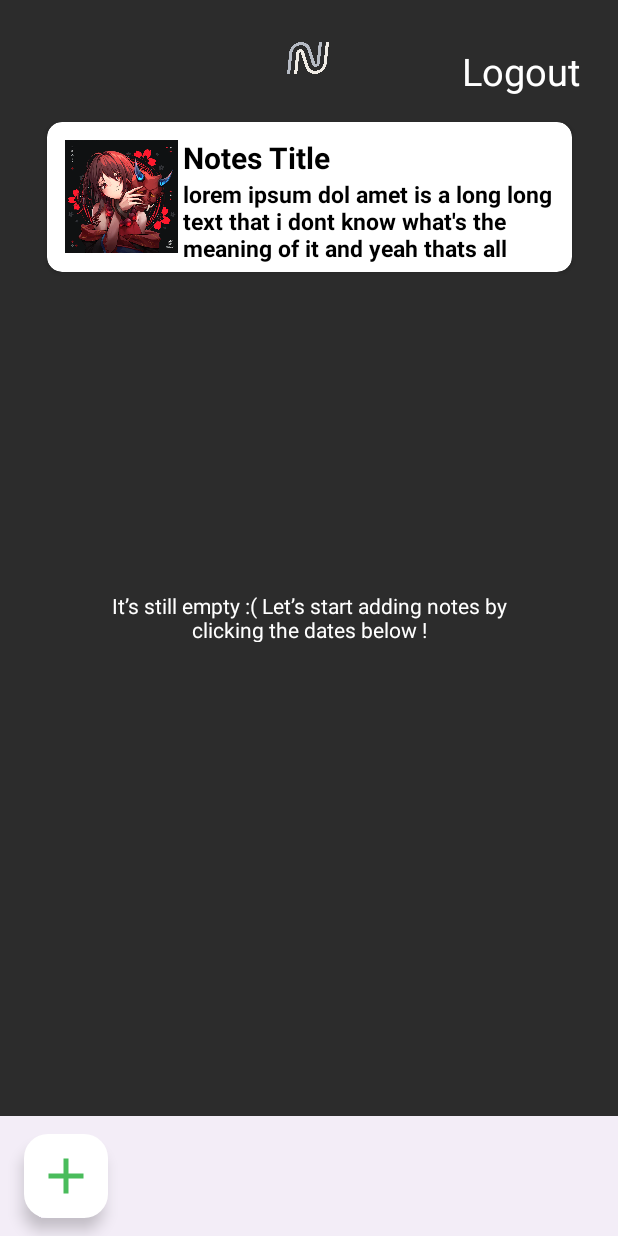
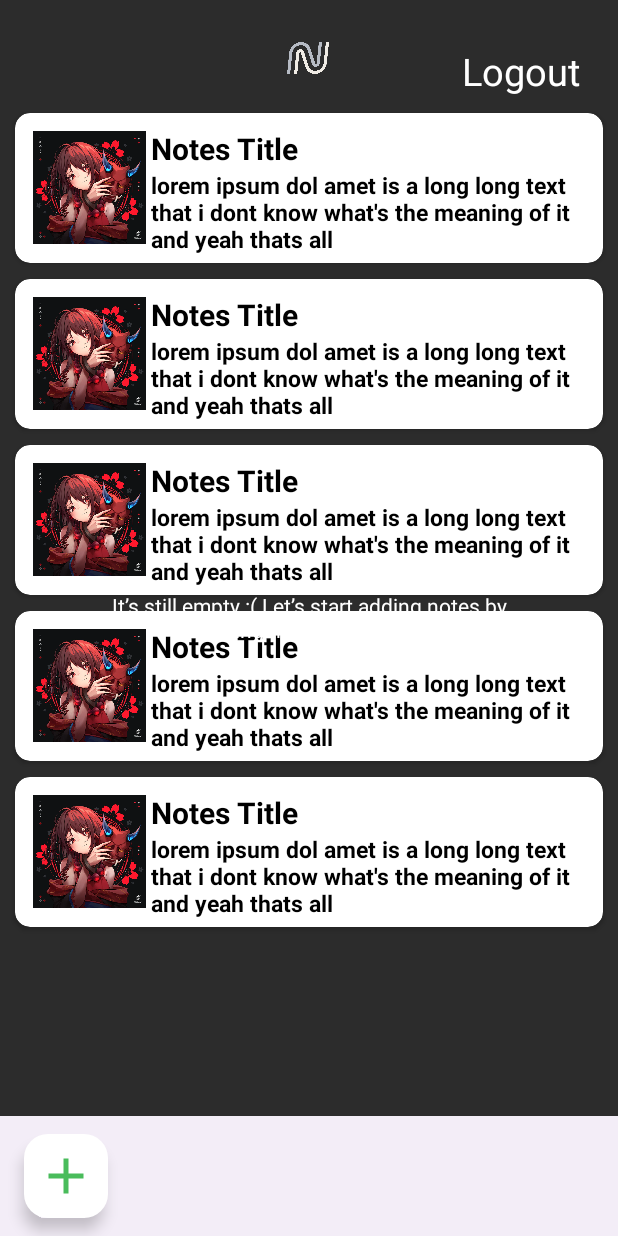
Before and after one commit to wahyudsw03/NotesApp, an Android app: the layout activity_main.xml on its own in the app's theme, with its tools: preview values and no code run, on a phone screen of 412 x 824 dp. Run offline under Robolectric (Android 15) with nearby library versions, the phone set to English and light mode, and no system bars.

Commit message:
add: Notes Cards; Detail; Edit

```diff
--- a/app/build.gradle.kts
+++ b/app/build.gradle.kts
@@ -48,6 +48,7 @@ dependencies {
     implementation("com.google.firebase:firebase-storage:20.3.0")
     implementation("androidx.navigation:navigation-fragment-ktx:2.7.5")
     implementation("androidx.navigation:navigation-ui-ktx:2.7.0")
+    implementation("com.google.firebase:firebase-firestore:24.10.0")
     testImplementation("junit:junit:4.13.2")
     androidTestImplementation("androidx.test.ext:junit:1.1.5")
     androidTestImplementation("androidx.test.espresso:espresso-core:3.5.1")
@@ -57,5 +58,5 @@ dependencies {
     implementation ("de.hdodenhof:circleimageview:2.1.0")
     implementation("commons-io:commons-io:2.6")
     implementation ("com.squareup.picasso:picasso:2.8")
-
+    implementation ("androidx.recyclerview:recyclerview:1.2.0")
 }
--- a/app/src/main/AndroidManifest.xml
+++ b/app/src/main/AndroidManifest.xml
@@ -41,7 +41,10 @@
             android:name=".user.ForgotPwActivity"
             android:exported="false" />
         <activity
-            android:name=".createNotes"
+            android:name=".CreateNotes"
+            android:exported="false" />
+        <activity
+            android:name=".DetailNotes"
             android:exported="false" />
         <activity
             android:name=".ProfilesActivity"
--- a/app/src/main/res/layout/activity_main.xml
+++ b/app/src/main/res/layout/activity_main.xml
@@ -52,56 +52,22 @@
             app:layout_constraintEnd_toEndOf="parent"
             app:layout_constraintTop_toTopOf="parent" />
 
+    <LinearLayout
+        android:layout_width="match_parent"
+        android:layout_height="match_parent"
+        android:layout_marginTop="70dp"
+        android:layout_marginBottom="80dp"
+        android:orientation="vertical">
+        <androidx.recyclerview.widget.RecyclerView
+            android:id="@+id/recyclerview"
+            android:layout_width="match_parent"
+            android:layout_height="match_parent"
+            tools:itemCount="5"
+            tools:listitem="@layout/card_view_design" />
 
-            <androidx.cardview.widget.CardView
-                android:id="@+id/cardView2"
-                android:layout_width="350dp"
-                android:layout_height="100dp"
-                android:layout_marginTop="32dp"
-                app:cardCornerRadius="10dp"
-                app:layout_constraintEnd_toEndOf="parent"
-                app:layout_constraintStart_toStartOf="parent"
-                app:layout_constraintTop_toBottomOf="@+id/imageView2">
+    </LinearLayout>
 
-                <LinearLayout
-                    android:layout_width="match_parent"
-                    android:layout_height="match_parent"
-                    android:orientation="horizontal">
 
-                    <ImageView
-                        android:layout_width="75dp"
-                        android:layout_height="75dp"
-                        android:layout_marginStart="12dp"
-                        android:layout_marginTop="12dp"
-                        android:background="@color/secondaryColor"
-                        android:src="@drawable/profile2" />
-
-                    <LinearLayout
-                        android:layout_width="wrap_content"
-                        android:layout_height="match_parent"
-                        android:orientation="vertical">
-
-                        <TextView
-                            android:layout_width="wrap_content"
-                            android:layout_height="wrap_content"
-                            android:layout_marginStart="3dp"
-                            android:layout_marginTop="10dp"
-                            android:text="@string/notes_title"
-                            android:textColor="@color/black"
-                            android:textSize="20dp"
-                            android:textStyle="bold" />
-
-                        <TextView
-                            android:layout_width="wrap_content"
-                            android:layout_height="wrap_content"
-                            android:layout_marginStart="3dp"
-                            android:text="@string/notes_content"
-                            android:textColor="@color/black"
-                            android:textSize="15dp"
-                            android:textStyle="bold" />
-                    </LinearLayout>
-                </LinearLayout>
-            </androidx.cardview.widget.CardView>
             <TextView
                 android:id="@+id/textView3"
                 android:layout_width="282dp"
--- /dev/null
+++ b/app/src/main/res/layout/card_view_design.xml
@@ -0,0 +1,49 @@
+<?xml version="1.0" encoding="utf-8"?>
+<androidx.cardview.widget.CardView
+    android:id="@+id/card"
+    xmlns:android="http://schemas.android.com/apk/res/android"
+    xmlns:app="http://schemas.android.com/apk/res-auto"
+    android:layout_width="match_parent"
+    android:layout_height="100dp"
+    android:layout_marginVertical="5dp"
+    android:layout_marginHorizontal="10dp"
+    app:cardCornerRadius="10dp"
+>
+<LinearLayout
+    android:layout_height="match_parent"
+    android:layout_width="match_parent"
+    android:orientation="horizontal">
+    <ImageView
+        android:id="@+id/cardThumb"
+        android:background="@color/secondaryColor"
+        android:layout_height="75dp"
+        android:layout_marginStart="12dp"
+        android:layout_marginTop="12dp"
+        android:layout_width="75dp"
+        android:src="@drawable/profile2" />
+    <LinearLayout
+        android:layout_height="match_parent"
+        android:layout_width="wrap_content"
+        android:orientation="vertical">
+        <TextView
+            android:id="@+id/cardTitle"
+            android:layout_height="wrap_content"
+            android:layout_marginStart="3dp"
+            android:layout_marginTop="10dp"
+            android:layout_width="wrap_content"
+            android:text="@string/notes_title"
+            android:textColor="@color/black"
+            android:textSize="20dp"
+            android:textStyle="bold" />
+        <TextView
+            android:id="@+id/cardContent"
+            android:layout_height="wrap_content"
+            android:layout_marginStart="3dp"
+            android:layout_width="wrap_content"
+            android:text="@string/notes_content"
+            android:textColor="@color/black"
+            android:textSize="15dp"
+            android:textStyle="bold" />
+    </LinearLayout>
+</LinearLayout>
+</androidx.cardview.widget.CardView>
--- a/app/src/main/res/values/themes.xml
+++ b/app/src/main/res/values/themes.xml
@@ -3,6 +3,7 @@
     <style name="Base.Theme.NotesApp" parent="Theme.Material3.DayNight.NoActionBar">
         <!-- Customize your light theme here. -->
         <!-- <item name="colorPrimary">@color/my_light_primary</item> -->
+        <item name="android:timePickerStyle">@style/MyTimePickerStyle</item>
     </style>
 
     <style name="Theme.NotesApp" parent="Base.Theme.NotesApp" />
@@ -16,4 +17,8 @@
         <item name="colorAccent">@android:color/white</item>
     </style>
 
+    <style name="MyTimePickerStyle" parent="android:Widget.Material.Light.TimePicker">
+        <item name="android:timePickerMode">spinner</item>
+    </style>
+
 </resources>
```
Also changed, not shown: app/src/main/java/four/saudagar/notesapp/CreateNotes.kt (+129 -1 lines), app/src/main/java/four/saudagar/notesapp/CustomAdapter.kt (added, +47 -0 lines), app/src/main/java/four/saudagar/notesapp/DetailNotes.kt (added, +163 -0 lines), app/src/main/java/four/saudagar/notesapp/ItemsViewModel.kt (added, +42 -0 lines), app/src/main/java/four/saudagar/notesapp/MainActivity.kt (+61 -3 lines), app/src/main/res/layout/activity_create_notes.xml (+23 -9 lines).
